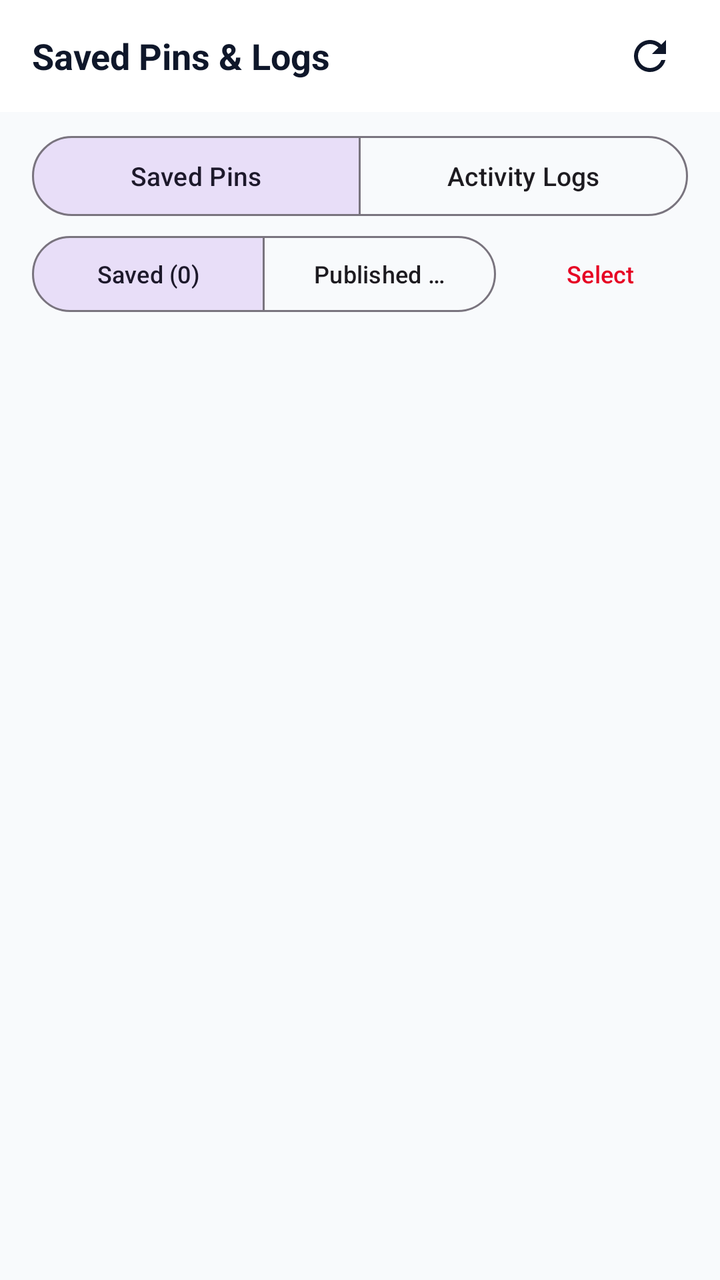
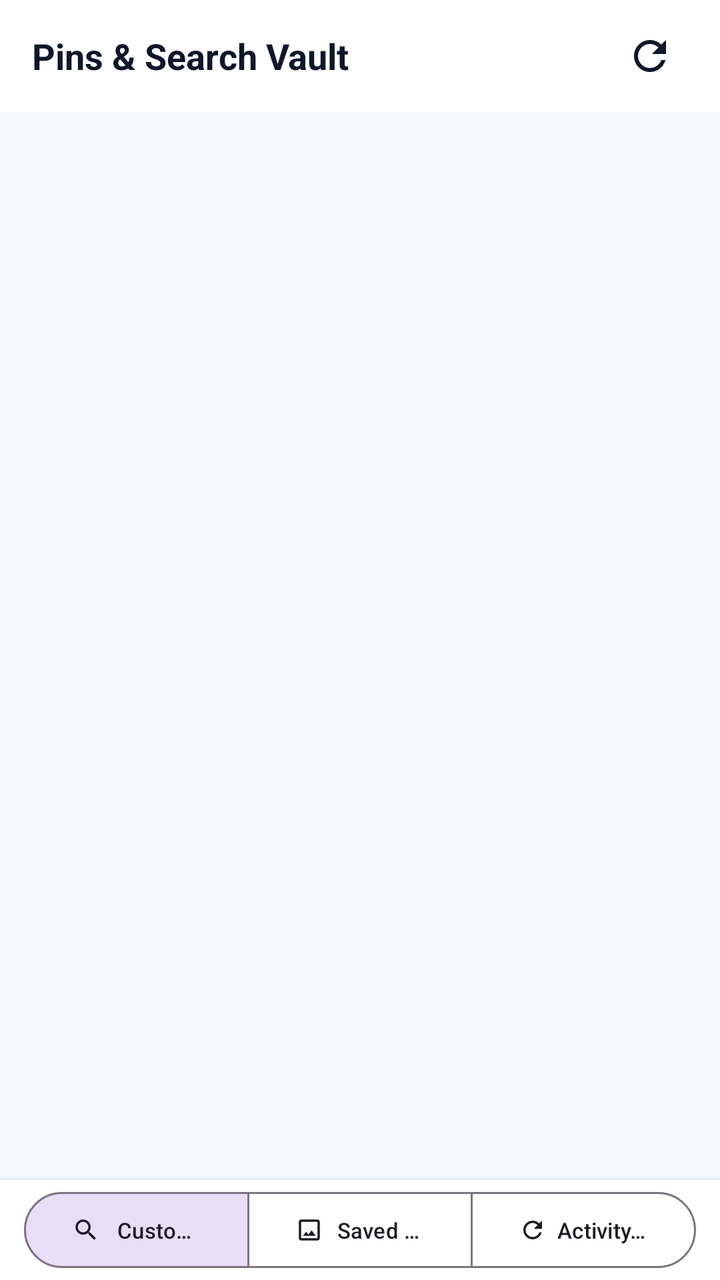

Two renders of the same Android screen: before a commit and after it. Below are the layout's source before the change and the commit's diff.
<!-- AndroidManifest.xml: application theme Theme.PinToInsta -->
<!-- res/layout/fragment_pins_logs.xml -->
<?xml version="1.0" encoding="utf-8"?>
<LinearLayout xmlns:android="http://schemas.android.com/apk/res/android"
    xmlns:app="http://schemas.android.com/apk/res-auto"
    android:layout_width="match_parent"
    android:layout_height="match_parent"
    android:background="@color/background"
    android:orientation="vertical">

    <LinearLayout
        android:layout_width="match_parent"
        android:layout_height="wrap_content"
        android:minHeight="56dp"
        android:background="@color/surface"
        android:gravity="center_vertical"
        android:orientation="horizontal"
        android:paddingHorizontal="16dp"
        android:paddingVertical="8dp">

        <TextView
            android:layout_width="0dp"
            android:layout_height="wrap_content"
            android:layout_weight="1"
            android:text="Saved Pins &amp; Logs"
            android:textColor="@color/text_primary"
            android:textSize="18sp"
            android:textStyle="bold" />

        <ImageButton
            android:id="@+id/btnClearLogs"
            android:layout_width="38dp"
            android:layout_height="38dp"
            android:layout_marginEnd="6dp"
            android:background="?attr/selectableItemBackgroundBorderless"
            android:contentDescription="Clear Activity Logs"
            android:padding="7dp"
            android:src="@drawable/ic_delete"
            android:visibility="gone"
            app:tint="@color/status_red" />

        <ImageButton
            android:id="@+id/btnRefresh"
            android:layout_width="38dp"
            android:layout_height="38dp"
            android:background="?attr/selectableItemBackgroundBorderless"
            android:contentDescription="Refresh"
            android:src="@drawable/ic_refresh"
            app:tint="@color/text_primary" />
    </LinearLayout>

    
    <com.google.android.material.button.MaterialButtonToggleGroup
        android:id="@+id/toggleGroup"
        android:layout_width="match_parent"
        android:layout_height="wrap_content"
        android:layout_marginHorizontal="16dp"
        android:layout_marginTop="8dp"
        android:layout_marginBottom="6dp"
        app:checkedButton="@id/btnTabPins"
        app:selectionRequired="true"
        app:singleSelection="true">

        <com.google.android.material.button.MaterialButton
            android:id="@+id/btnTabPins"
            style="@style/Widget.Material3.Button.OutlinedButton"
            android:layout_width="0dp"
            android:layout_height="wrap_content"
            android:layout_weight="1"
            android:text="Saved Pins"
            android:textSize="13sp" />

        <com.google.android.material.button.MaterialButton
            android:id="@+id/btnTabLogs"
            style="@style/Widget.Material3.Button.OutlinedButton"
            android:layout_width="0dp"
            android:layout_height="wrap_content"
            android:layout_weight="1"
            android:text="Activity Logs"
            android:textSize="13sp" />
    </com.google.android.material.button.MaterialButtonToggleGroup>

    
    <LinearLayout
        android:id="@+id/layoutSubTabs"
        android:layout_width="match_parent"
        android:layout_height="wrap_content"
        android:layout_marginHorizontal="16dp"
        android:layout_marginBottom="6dp"
        android:gravity="center_vertical"
        android:orientation="horizontal">

        <com.google.android.material.button.MaterialButtonToggleGroup
            android:id="@+id/toggleSubTabs"
            android:layout_width="0dp"
            android:layout_height="38dp"
            android:layout_weight="1"
            app:checkedButton="@id/btnSubSaved"
            app:selectionRequired="true"
            app:singleSelection="true">

            <com.google.android.material.button.MaterialButton
                android:id="@+id/btnSubSaved"
                style="@style/Widget.Material3.Button.OutlinedButton"
                android:layout_width="0dp"
                android:layout_height="match_parent"
                android:layout_weight="1"
                android:insetTop="0dp"
                android:insetBottom="0dp"
                android:text="Saved (0)"
                android:textSize="12sp" />

            <com.google.android.material.button.MaterialButton
                android:id="@+id/btnSubPublished"
                style="@style/Widget.Material3.Button.OutlinedButton"
                android:layout_width="0dp"
                android:layout_height="match_parent"
                android:layout_weight="1"
                android:insetTop="0dp"
                android:insetBottom="0dp"
                android:text="Published (0)"
                android:textSize="12sp" />
        </com.google.android.material.button.MaterialButtonToggleGroup>

        <com.google.android.material.button.MaterialButton
            android:id="@+id/btnSelectMode"
            style="@style/Widget.Material3.Button.TextButton"
            android:layout_width="wrap_content"
            android:layout_height="38dp"
            android:layout_marginStart="8dp"
            android:insetTop="0dp"
            android:insetBottom="0dp"
            android:text="Select"
            android:textColor="@color/primary"
            android:textSize="12sp" />
    </LinearLayout>

    
    <LinearLayout
        android:id="@+id/layoutSelectionBar"
        android:layout_width="match_parent"
        android:layout_height="wrap_content"
        android:layout_marginHorizontal="16dp"
        android:layout_marginBottom="6dp"
        android:background="@drawable/bg_search_chip"
        android:gravity="center_vertical"
        android:orientation="horizontal"
        android:paddingHorizontal="10dp"
        android:paddingVertical="4dp"
        android:visibility="gone">

        <CheckBox
            android:id="@+id/cbSelectAll"
            android:layout_width="wrap_content"
            android:layout_height="wrap_content"
            android:buttonTint="@color/primary"
            android:text="All"
            android:textColor="@color/text_primary"
            android:textSize="12sp" />

        <TextView
            android:id="@+id/tvSelectedCount"
            android:layout_width="0dp"
            android:layout_height="wrap_content"
            android:layout_marginStart="8dp"
            android:layout_weight="1"
            android:text="0 selected"
            android:textColor="@color/text_primary"
            android:textSize="12sp"
            android:textStyle="bold" />

        <com.google.android.material.button.MaterialButton
            android:id="@+id/btnBulkDelete"
            style="@style/Widget.Material3.Button.TonalButton"
            android:layout_width="wrap_content"
            android:layout_height="36dp"
            android:backgroundTint="@color/status_red"
            android:insetTop="0dp"
            android:insetBottom="0dp"
            android:text="Delete"
            android:textColor="@color/white"
            android:textSize="12sp"
            app:icon="@drawable/ic_delete"
            app:iconSize="14dp"
            app:iconTint="@color/white" />

        <ImageButton
            android:id="@+id/btnCloseSelection"
            android:layout_width="36dp"
            android:layout_height="36dp"
            android:layout_marginStart="4dp"
            android:background="?attr/selectableItemBackgroundBorderless"
            android:contentDescription="Cancel selection"
            android:src="@drawable/ic_close"
            app:tint="@color/text_secondary" />
    </LinearLayout>

    <FrameLayout
        android:layout_width="match_parent"
        android:layout_height="0dp"
        android:layout_weight="1">

        
        <androidx.recyclerview.widget.RecyclerView
            android:id="@+id/rvSavedPins"
            android:layout_width="match_parent"
            android:layout_height="match_parent"
            android:clipToPadding="false"
            android:paddingVertical="4dp" />

        
        <androidx.recyclerview.widget.RecyclerView
            android:id="@+id/rvPostLogs"
            android:layout_width="match_parent"
            android:layout_height="match_parent"
            android:clipToPadding="false"
            android:paddingVertical="4dp"
            android:visibility="gone" />

        
        <TextView
            android:id="@+id/tvEmptyState"
            android:layout_width="wrap_content"
            android:layout_height="wrap_content"
            android:layout_gravity="center"
            android:gravity="center"
            android:padding="24dp"
            android:text="No pins saved yet.\nScheduled runs will fetch pins automatically."
            android:textColor="@color/text_muted"
            android:textSize="14sp"
            android:visibility="gone" />
    </FrameLayout>

</LinearLayout>
<!-- resources referenced by this layout -->
<resources>
  <color name="background">#F8FAFC</color>
  <color name="primary">#E60023</color>
  <color name="status_red">#EF4444</color>
  <color name="surface">#FFFFFF</color>
  <color name="text_muted">#94A3B8</color>
  <color name="text_primary">#0F172A</color>
  <color name="text_secondary">#475569</color>
  <color name="white">#FFFFFF</color>
  <!-- drawable bg_search_chip (drawable) -->
  <?xml version="1.0" encoding="utf-8"?>
  <shape xmlns:android="http://schemas.android.com/apk/res/android"
      android:shape="rectangle">
      <corners android:radius="20dp" />
      <solid android:color="@color/surface_variant" />
      <stroke android:width="1dp" android:color="@color/divider" />
      <padding android:left="12dp" android:top="6dp" android:right="12dp" android:bottom="6dp" />
  </shape>
  <!-- drawable ic_close (drawable) -->
  <vector xmlns:android="http://schemas.android.com/apk/res/android"
      android:width="24dp"
      android:height="24dp"
      android:viewportWidth="24"
      android:viewportHeight="24"
      android:tint="?attr/colorControlNormal">
    <path
        android:fillColor="@android:color/white"
        android:pathData="M19,6.41L17.59,5 12,10.59 6.41,5 5,6.41 10.59,12 5,17.59 6.41,19 12,13.41 17.59,19 19,17.59 13.41,12z"/>
  </vector>
  <!-- drawable ic_delete (drawable) -->
  <?xml version="1.0" encoding="utf-8"?>
  <vector xmlns:android="http://schemas.android.com/apk/res/android"
      android:width="24dp"
      android:height="24dp"
      android:viewportWidth="24"
      android:viewportHeight="24">
      <path
          android:fillColor="#EF4444"
          android:pathData="M6,19c0,1.1 0.9,2 2,2h8c1.1,0 2,-0.9 2,-2V7H6v12zM19,4h-3.5l-1,-1h-5l-1,1H5v2h14V4z" />
  </vector>
  <!-- drawable ic_refresh (drawable) -->
  <?xml version="1.0" encoding="utf-8"?>
  <vector xmlns:android="http://schemas.android.com/apk/res/android"
      android:width="24dp"
      android:height="24dp"
      android:viewportWidth="24"
      android:viewportHeight="24">
      <path
          android:fillColor="#F1F5F9"
          android:pathData="M17.65,6.35C16.2,4.9 14.21,4 12,4c-4.42,0 -7.99,3.58 -7.99,8s3.57,8 7.99,8c3.73,0 6.84,-2.55 7.73,-6h-2.08c-0.82,2.33 -3.04,4 -5.65,4c-3.31,0 -6,-2.69 -6,-6s2.69,-6 6,-6c1.66,0 3.14,0.69 4.22,1.78L13,11h7V4l-2.35,2.35z" />
  </vector>
  <style name="Theme.PinToInsta" parent="Theme.Material3.DayNight.NoActionBar">
          <item name="colorPrimary">@color/primary</item>
          <item name="colorPrimaryVariant">@color/primary_variant</item>
          <item name="colorOnPrimary">@color/on_primary</item>
  
          <item name="colorSecondary">@color/secondary</item>
          <item name="colorSecondaryVariant">@color/secondary_variant</item>
          <item name="colorOnSecondary">@color/on_secondary</item>
  
          <item name="android:colorBackground">@color/background</item>
          <item name="colorSurface">@color/surface</item>
          <item name="colorSurfaceVariant">@color/surface_variant</item>
          <item name="android:textColorPrimary">@color/text_primary</item>
          <item name="android:textColorSecondary">@color/text_secondary</item>
  
          <item name="android:statusBarColor">@color/surface</item>
          <item name="android:navigationBarColor">@color/surface</item>
          <item name="android:windowLightStatusBar" tools:targetApi="m">true</item>
      </style>
  <color name="surface_variant">#F1F5F9</color>
  <color name="divider">#E2E8F0</color>
  <color name="primary_variant">#B8001B</color>
  <color name="on_primary">#FFFFFF</color>
  <color name="secondary">#E1306C</color>
  <color name="secondary_variant">#C13584</color>
  <color name="on_secondary">#FFFFFF</color>
</resources>

<!-- the commit's change to res/layout/fragment_pins_logs.xml (unified diff, before → after) -->
@@ -6,6 +6,7 @@
     android:background="@color/background"
     android:orientation="vertical">
 
+    
     <LinearLayout
         android:layout_width="match_parent"
         android:layout_height="wrap_content"
@@ -17,10 +18,11 @@
         android:paddingVertical="8dp">
 
         <TextView
+            android:id="@+id/tvHeaderTitle"
             android:layout_width="0dp"
             android:layout_height="wrap_content"
             android:layout_weight="1"
-            android:text="Saved Pins &amp; Logs"
+            android:text="Pins &amp; Search Vault"
             android:textColor="@color/text_primary"
             android:textSize="18sp"
             android:textStyle="bold" />
@@ -48,185 +50,75 @@
     </LinearLayout>
 
     
-    <com.google.android.material.button.MaterialButtonToggleGroup
-        android:id="@+id/toggleGroup"
+    <androidx.viewpager2.widget.ViewPager2
+        android:id="@+id/viewPager"
         android:layout_width="match_parent"
-        android:layout_height="wrap_content"
-        android:layout_marginHorizontal="16dp"
-        android:layout_marginTop="8dp"
-        android:layout_marginBottom="6dp"
-        app:checkedButton="@id/btnTabPins"
-        app:selectionRequired="true"
-        app:singleSelection="true">
-
-        <com.google.android.material.button.MaterialButton
-            android:id="@+id/btnTabPins"
-            style="@style/Widget.Material3.Button.OutlinedButton"
-            android:layout_width="0dp"
-            android:layout_height="wrap_content"
-            android:layout_weight="1"
-            android:text="Saved Pins"
-            android:textSize="13sp" />
-
-        <com.google.android.material.button.MaterialButton
-            android:id="@+id/btnTabLogs"
-            style="@style/Widget.Material3.Button.OutlinedButton"
-            android:layout_width="0dp"
-            android:layout_height="wrap_content"
-            android:layout_weight="1"
-            android:text="Activity Logs"
-            android:textSize="13sp" />
-    </com.google.android.material.button.MaterialButtonToggleGroup>
+        android:layout_height="0dp"
+        android:layout_weight="1" />
 
     
     <LinearLayout
-        android:id="@+id/layoutSubTabs"
+        android:id="@+id/layoutBottomSubTabs"
         android:layout_width="match_parent"
         android:layout_height="wrap_content"
-        android:layout_marginHorizontal="16dp"
-        android:layout_marginBottom="6dp"
-        android:gravity="center_vertical"
-        android:orientation="horizontal">
+        android:background="@color/surface"
+        android:elevation="4dp"
+        android:orientation="vertical">
+
+        <View
+            android:layout_width="match_parent"
+            android:layout_height="1dp"
+            android:background="@color/divider" />
 
         <com.google.android.material.button.MaterialButtonToggleGroup
-            android:id="@+id/toggleSubTabs"
-            android:layout_width="0dp"
-            android:layout_height="38dp"
-            android:layout_weight="1"
-            app:checkedButton="@id/btnSubSaved"
+            android:id="@+id/bottomSubTabsGroup"
+            android:layout_width="match_parent"
+            android:layout_height="wrap_content"
+            android:layout_marginHorizontal="12dp"
+            android:layout_marginVertical="6dp"
+            app:checkedButton="@id/btnSubTabSearch"
             app:selectionRequired="true"
             app:singleSelection="true">
 
             <com.google.android.material.button.MaterialButton
-                android:id="@+id/btnSubSaved"
+                android:id="@+id/btnSubTabSearch"
                 style="@style/Widget.Material3.Button.OutlinedButton"
                 android:layout_width="0dp"
-                android:layout_height="match_parent"
+                android:layout_height="38dp"
                 android:layout_weight="1"
                 android:insetTop="0dp"
                 android:insetBottom="0dp"
-                android:text="Saved (0)"
-                android:textSize="12sp" />
+                android:text="Custom Search"
+                android:textSize="11sp"
+                app:icon="@drawable/ic_search"
+                app:iconSize="14dp" />
 
             <com.google.android.material.button.MaterialButton
-                android:id="@+id/btnSubPublished"
+                android:id="@+id/btnSubTabPins"
                 style="@style/Widget.Material3.Button.OutlinedButton"
                 android:layout_width="0dp"
-                android:layout_height="match_parent"
+                android:layout_height="38dp"
                 android:layout_weight="1"
                 android:insetTop="0dp"
                 android:insetBottom="0dp"
-                android:text="Published (0)"
-                android:textSize="12sp" />
+                android:text="Saved Pins"
+                android:textSize="11sp"
+                app:icon="@drawable/ic_pins"
+                app:iconSize="14dp" />
+
+            <com.google.android.material.button.MaterialButton
+                android:id="@+id/btnSubTabLogs"
+                style="@style/Widget.Material3.Button.OutlinedButton"
+                android:layout_width="0dp"
+                android:layout_height="38dp"
+                android:layout_weight="1"
+                android:insetTop="0dp"
+                android:insetBottom="0dp"
+                android:text="Activity Logs"
+                android:textSize="11sp"
+                app:icon="@drawable/ic_refresh"
+                app:iconSize="14dp" />
         </com.google.android.material.button.MaterialButtonToggleGroup>
-
-        <com.google.android.material.button.MaterialButton
-            android:id="@+id/btnSelectMode"
-            style="@style/Widget.Material3.Button.TextButton"
-            android:layout_width="wrap_content"
-            android:layout_height="38dp"
-            android:layout_marginStart="8dp"
-            android:insetTop="0dp"
-            android:insetBottom="0dp"
-            android:text="Select"
-            android:textColor="@color/primary"
-            android:textSize="12sp" />
     </LinearLayout>
 
-    
-    <LinearLayout
-        android:id="@+id/layoutSelectionBar"
-        android:layout_width="match_parent"
-        android:layout_height="wrap_content"
-        android:layout_marginHorizontal="16dp"
-        android:layout_marginBottom="6dp"
-        android:background="@drawable/bg_search_chip"
-        android:gravity="center_vertical"
-        android:orientation="horizontal"
-        android:paddingHorizontal="10dp"
-        android:paddingVertical="4dp"
-        android:visibility="gone">
-
-        <CheckBox
-            android:id="@+id/cbSelectAll"
-            android:layout_width="wrap_content"
-            android:layout_height="wrap_content"
-            android:buttonTint="@color/primary"
-            android:text="All"
-            android:textColor="@color/text_primary"
-            android:textSize="12sp" />
-
-        <TextView
-            android:id="@+id/tvSelectedCount"
-            android:layout_width="0dp"
-            android:layout_height="wrap_content"
-            android:layout_marginStart="8dp"
-            android:layout_weight="1"
-            android:text="0 selected"
-            android:textColor="@color/text_primary"
-            android:textSize="12sp"
-            android:textStyle="bold" />
-
-        <com.google.android.material.button.MaterialButton
-            android:id="@+id/btnBulkDelete"
-            style="@style/Widget.Material3.Button.TonalButton"
-            android:layout_width="wrap_content"
-            android:layout_height="36dp"
-            android:backgroundTint="@color/status_red"
-            android:insetTop="0dp"
-            android:insetBottom="0dp"
-            android:text="Delete"
-            android:textColor="@color/white"
-            android:textSize="12sp"
-            app:icon="@drawable/ic_delete"
-            app:iconSize="14dp"
-            app:iconTint="@color/white" />
-
-        <ImageButton
-            android:id="@+id/btnCloseSelection"
-            android:layout_width="36dp"
-            android:layout_height="36dp"
-            android:layout_marginStart="4dp"
-            android:background="?attr/selectableItemBackgroundBorderless"
-            android:contentDescription="Cancel selection"
-            android:src="@drawable/ic_close"
-            app:tint="@color/text_secondary" />
-    </LinearLayout>
-
-    <FrameLayout
-        android:layout_width="match_parent"
-        android:layout_height="0dp"
-        android:layout_weight="1">
-
-        
-        <androidx.recyclerview.widget.RecyclerView
-            android:id="@+id/rvSavedPins"
-            android:layout_width="match_parent"
-            android:layout_height="match_parent"
-            android:clipToPadding="false"
-            android:paddingVertical="4dp" />
-
-        
-        <androidx.recyclerview.widget.RecyclerView
-            android:id="@+id/rvPostLogs"
-            android:layout_width="match_parent"
-            android:layout_height="match_parent"
-            android:clipToPadding="false"
-            android:paddingVertical="4dp"
-            android:visibility="gone" />
-
-        
-        <TextView
-            android:id="@+id/tvEmptyState"
-            android:layout_width="wrap_content"
-            android:layout_height="wrap_content"
-            android:layout_gravity="center"
-            android:gravity="center"
-            android:padding="24dp"
-            android:text="No pins saved yet.\nScheduled runs will fetch pins automatically."
-            android:textColor="@color/text_muted"
-            android:textSize="14sp"
-            android:visibility="gone" />
-    </FrameLayout>
-
 </LinearLayout>
<!-- resource entries referenced after the edit -->
@@ -4,30 +4,8 @@
   <color name="primary">#E60023</color>
   <color name="status_red">#EF4444</color>
   <color name="surface">#FFFFFF</color>
-  <color name="text_muted">#94A3B8</color>
   <color name="text_primary">#0F172A</color>
   <color name="text_secondary">#475569</color>
-  <color name="white">#FFFFFF</color>
-  <!-- drawable bg_search_chip (drawable) -->
-  <?xml version="1.0" encoding="utf-8"?>
-  <shape xmlns:android="http://schemas.android.com/apk/res/android"
-      android:shape="rectangle">
-      <corners android:radius="20dp" />
-      <solid android:color="@color/surface_variant" />
-      <stroke android:width="1dp" android:color="@color/divider" />
-      <padding android:left="12dp" android:top="6dp" android:right="12dp" android:bottom="6dp" />
-  </shape>
-  <!-- drawable ic_close (drawable) -->
-  <vector xmlns:android="http://schemas.android.com/apk/res/android"
-      android:width="24dp"
-      android:height="24dp"
-      android:viewportWidth="24"
-      android:viewportHeight="24"
-      android:tint="?attr/colorControlNormal">
-    <path
-        android:fillColor="@android:color/white"
-        android:pathData="M19,6.41L17.59,5 12,10.59 6.41,5 5,6.41 10.59,12 5,17.59 6.41,19 12,13.41 17.59,19 19,17.59 13.41,12z"/>
-  </vector>
   <!-- drawable ic_delete (drawable) -->
   <?xml version="1.0" encoding="utf-8"?>
   <vector xmlns:android="http://schemas.android.com/apk/res/android"
@@ -39,6 +17,17 @@
           android:fillColor="#EF4444"
           android:pathData="M6,19c0,1.1 0.9,2 2,2h8c1.1,0 2,-0.9 2,-2V7H6v12zM19,4h-3.5l-1,-1h-5l-1,1H5v2h14V4z" />
   </vector>
+  <!-- drawable ic_pins (drawable) -->
+  <?xml version="1.0" encoding="utf-8"?>
+  <vector xmlns:android="http://schemas.android.com/apk/res/android"
+      android:width="24dp"
+      android:height="24dp"
+      android:viewportWidth="24"
+      android:viewportHeight="24">
+      <path
+          android:fillColor="#F1F5F9"
+          android:pathData="M19,3H5C3.9,3 3,3.9 3,5v14c0,1.1 0.9,2 2,2h14c1.1,0 2,-0.9 2,-2V5C21,3.9 20.1,3 19,3z M19,19H5V5h14V19z M13.96,12.29l-2.75,3.54l-1.96,-2.36L6.5,17h11L13.96,12.29z" />
+  </vector>
   <!-- drawable ic_refresh (drawable) -->
   <?xml version="1.0" encoding="utf-8"?>
   <vector xmlns:android="http://schemas.android.com/apk/res/android"
@@ -49,6 +38,17 @@
       <path
           android:fillColor="#F1F5F9"
           android:pathData="M17.65,6.35C16.2,4.9 14.21,4 12,4c-4.42,0 -7.99,3.58 -7.99,8s3.57,8 7.99,8c3.73,0 6.84,-2.55 7.73,-6h-2.08c-0.82,2.33 -3.04,4 -5.65,4c-3.31,0 -6,-2.69 -6,-6s2.69,-6 6,-6c1.66,0 3.14,0.69 4.22,1.78L13,11h7V4l-2.35,2.35z" />
+  </vector>
+  <!-- drawable ic_search (drawable) -->
+  <vector xmlns:android="http://schemas.android.com/apk/res/android"
+      android:width="24dp"
+      android:height="24dp"
+      android:viewportWidth="24"
+      android:viewportHeight="24"
+      android:tint="?attr/colorControlNormal">
+    <path
+        android:fillColor="@android:color/white"
+        android:pathData="M15.5,14h-0.79l-0.28,-0.27C15.41,12.59 16,11.11 16,9.5 16,5.91 13.09,3 9.5,3S3,5.91 3,9.5 5.91,16 9.5,16c1.61,0 3.09,-0.59 4.23,-1.57l0.27,0.28v0.79l5,4.99L20.49,19l-4.99,-5zm-6,0C7.01,14 5,11.99 5,9.5S7.01,5 9.5,5 14,7.01 14,9.5 11.99,14 9.5,14z"/>
   </vector>
   <style name="Theme.PinToInsta" parent="Theme.Material3.DayNight.NoActionBar">
           <item name="colorPrimary">@color/primary</item>
